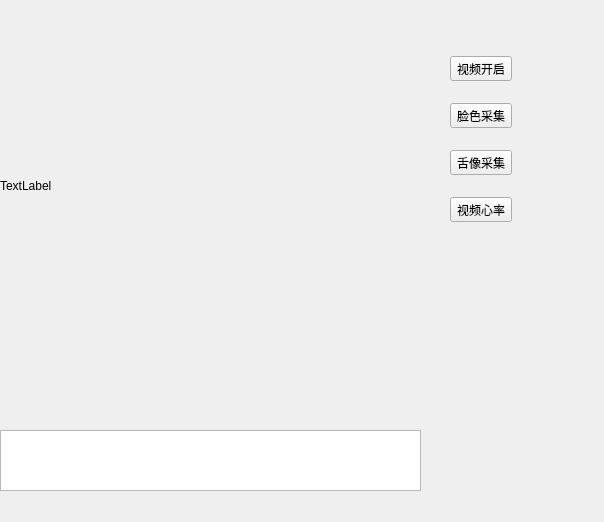
Qt form ui/imgpage.ui (pullitdown/face_feature) before a commit.
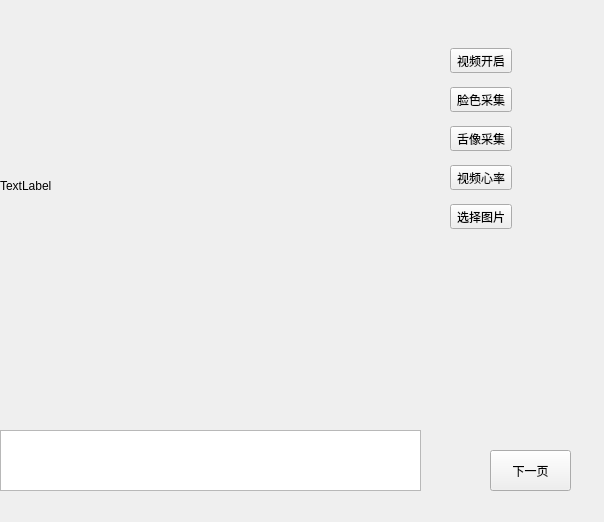
The same form after that commit.

```diff
--- a/ui/imgpage.ui
+++ b/ui/imgpage.ui
@@ -74,8 +74,28 @@
       </property>
      </widget>
     </item>
+    <item>
+     <widget class="QToolButton" name="toolButton_6">
+      <property name="text">
+       <string>选择图片</string>
+      </property>
+     </widget>
+    </item>
    </layout>
   </widget>
+  <widget class="QToolButton" name="toolButton_5">
+   <property name="geometry">
+    <rect>
+     <x>490</x>
+     <y>450</y>
+     <width>81</width>
+     <height>41</height>
+    </rect>
+   </property>
+   <property name="text">
+    <string>下一页</string>
+   </property>
+  </widget>
  </widget>
  <resources/>
  <connections/>
```
